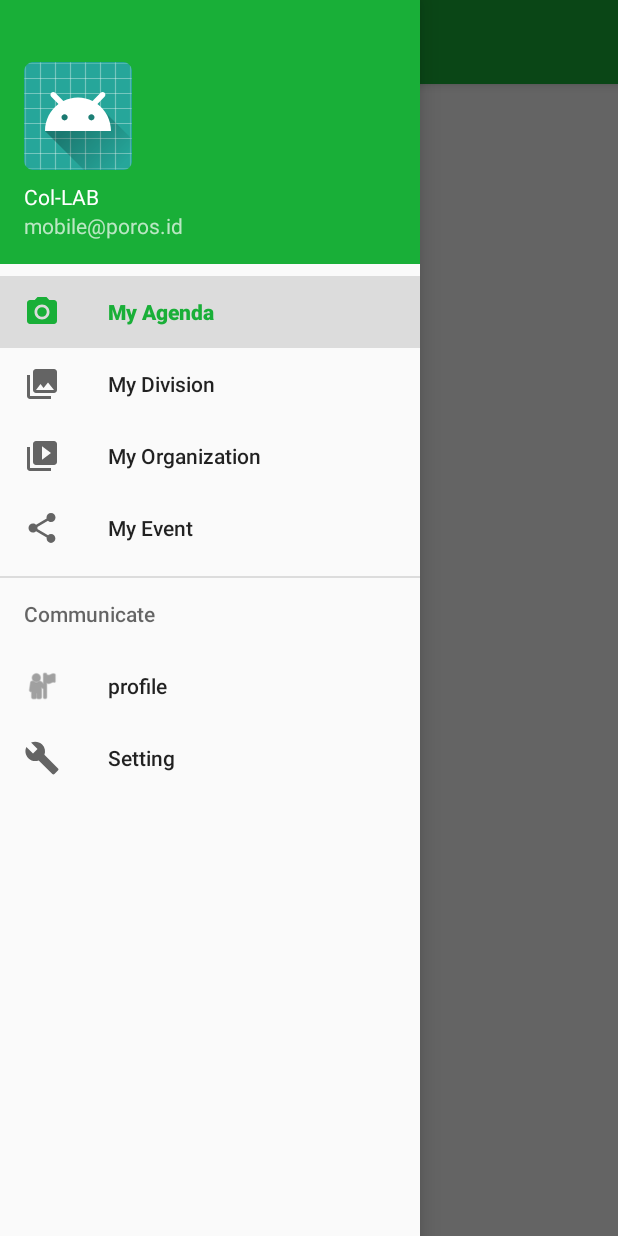
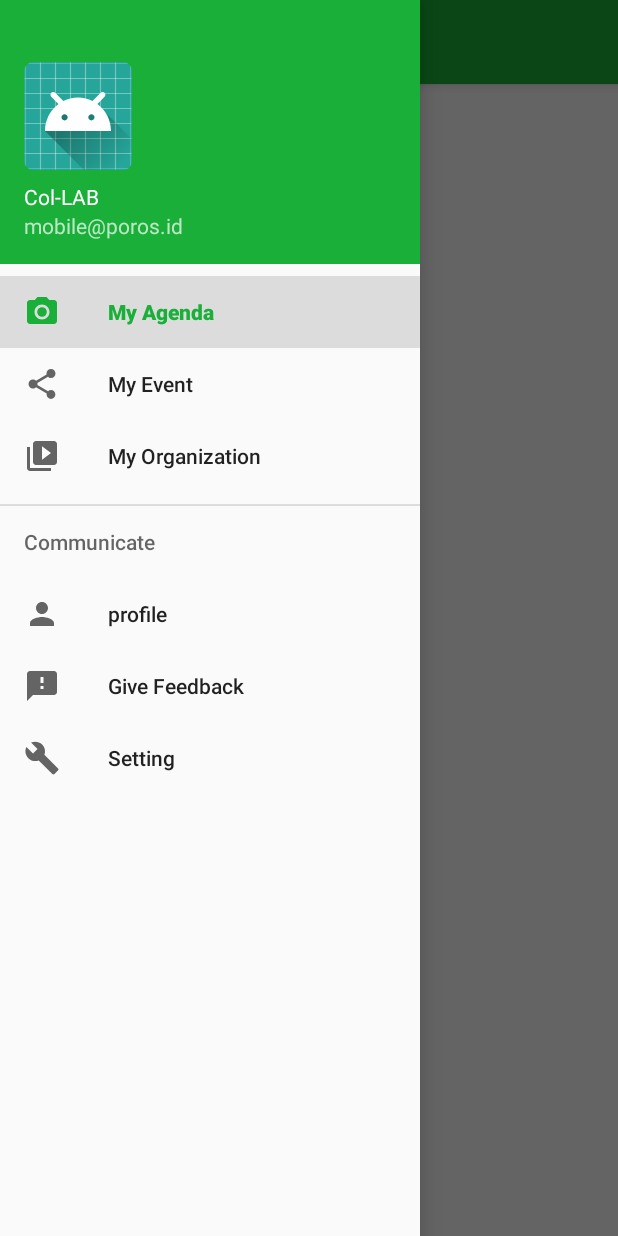
Before and after one commit to ugikmat/Col-LAB, an Android app: the screen it shows after launch once a user with an empty profile is signed in (MainActivity), with the side drawer open, on a phone screen of 412 x 824 dp. Run offline under Robolectric (Android 15) with nearby library versions, the phone set to English and light mode, and no system bars; our stand-ins replace Firebase (no records; nobody signed in at launch, a user with empty details on screens opened directly); libraries missing offline, so code that uses them is left out: com.robertlevonyan.views; 4 statements that could not run were skipped.

```diff
--- a/app/src/main/java/id/poros/filkom/col_lab/MainActivity.java
+++ b/app/src/main/java/id/poros/filkom/col_lab/MainActivity.java
@@ -120,8 +120,6 @@ public class MainActivity extends AppCompatActivity
                 break;
             case R.id.nav_agenda:getSupportActionBar().setTitle("Agenda");tag="AGENDA";fabAdd.setText("New Agenda");
                 break;
-            case R.id.nav_division:getSupportActionBar().setTitle("Division");tag="DIVISION";fabAdd.setText("New Division");fabJoin.setText("Join Division");
-                break;
             case R.id.nav_event:getSupportActionBar().setTitle("Event");tag="EVENT";fabAdd.setText("New Event");fabJoin.setText("Join Event");
                 break;
             case R.id.nav_organization:getSupportActionBar().setTitle("Organization");tag="ORGANIZATION";fabAdd.setText("New Organization");fabJoin.setText("Join Organization");
@@ -201,8 +199,6 @@ public class MainActivity extends AppCompatActivity
         switch (fragmentTag){
             case "AGENDA": fragment = new AgendaFragment();
                 break;
-            case "DIVISION": fragment = new DivisionFragment();
-                break;
             case "EVENT": fragment = new EventFragment();
                 break;
             case "ORGANIZATION": fragment = new OrgFragment();
--- /dev/null
+++ b/app/src/main/res/drawable-anydpi/ic_feedback.xml
@@ -0,0 +1,9 @@
+<vector xmlns:android="http://schemas.android.com/apk/res/android"
+        android:width="24dp"
+        android:height="24dp"
+        android:viewportWidth="24.0"
+        android:viewportHeight="24.0">
+    <path
+        android:fillColor="#FF000000"
+        android:pathData="M20,2L4,2c-1.1,0 -1.99,0.9 -1.99,2L2,22l4,-4h14c1.1,0 2,-0.9 2,-2L22,4c0,-1.1 -0.9,-2 -2,-2zM13,14h-2v-2h2v2zM13,10h-2L11,6h2v4z"/>
+</vector>
--- a/app/src/main/res/menu/activity_main_drawer.xml
+++ b/app/src/main/res/menu/activity_main_drawer.xml
@@ -3,31 +3,32 @@
     xmlns:tools="http://schemas.android.com/tools"
     tools:showIn="navigation_view">
 
+    <!--TODO: Change Icon-->
     <group android:checkableBehavior="single">
         <item
             android:id="@+id/nav_agenda"
             android:icon="@drawable/ic_menu_camera"
             android:title="My Agenda" />
         <item
-            android:id="@+id/nav_division"
-            android:icon="@drawable/ic_menu_gallery"
-            android:title="My Division" />
+            android:id="@+id/nav_event"
+            android:icon="@drawable/ic_menu_share"
+            android:title="My Event" />
         <item
             android:id="@+id/nav_organization"
             android:icon="@drawable/ic_menu_slideshow"
             android:title="My Organization" />
-        <item
-            android:id="@+id/nav_event"
-            android:icon="@drawable/ic_menu_share"
-            android:title="My Event" />
     </group>
 
     <item android:title="Communicate">
         <menu>
             <item
                 android:id="@+id/nav_profile"
-                android:icon="@android:drawable/ic_menu_myplaces"
+                android:icon="@drawable/ic_person_black_24dp"
                 android:title="profile" />
+            <item
+                android:id="@+id/nav_feedback"
+                android:icon="@drawable/ic_feedback"
+                android:title="Give Feedback" />
             <item
                 android:id="@+id/nav_setting"
                 android:icon="@drawable/ic_menu_manage"
```
Also changed, not shown: app/src/main/java/id/poros/filkom/col_lab/DivisionFragment.java (deleted, +0 -29 lines), app/src/main/res/layout/fragment_division.xml (deleted, +0 -14 lines).
